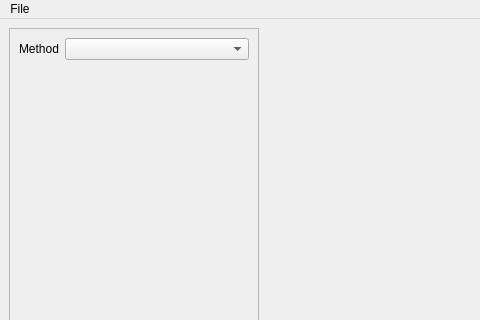
Old version of the form app/mainwindow.ui in the repository isheshukov/statmod-20-cpp; both pictures show x 0 to 480 and y 0 to 320 of the 900 by 560 pixel window.
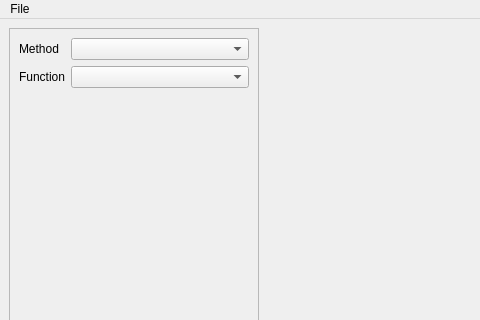
New version of the form. Custom widgets are drawn as their Qt base class.

Commit message: app: added choice of function

Patch:
```diff
--- a/app/mainwindow.ui
+++ b/app/mainwindow.ui
@@ -74,6 +74,16 @@
            <item row="0" column="1">
             <widget class="QComboBox" name="method_comboBox"/>
            </item>
+           <item row="1" column="0">
+            <widget class="QLabel" name="label_2">
+             <property name="text">
+              <string>Function</string>
+             </property>
+            </widget>
+           </item>
+           <item row="1" column="1">
+            <widget class="QComboBox" name="function_comboBox"/>
+           </item>
           </layout>
          </item>
         </layout>
```
The commit also changes 2 other files.
